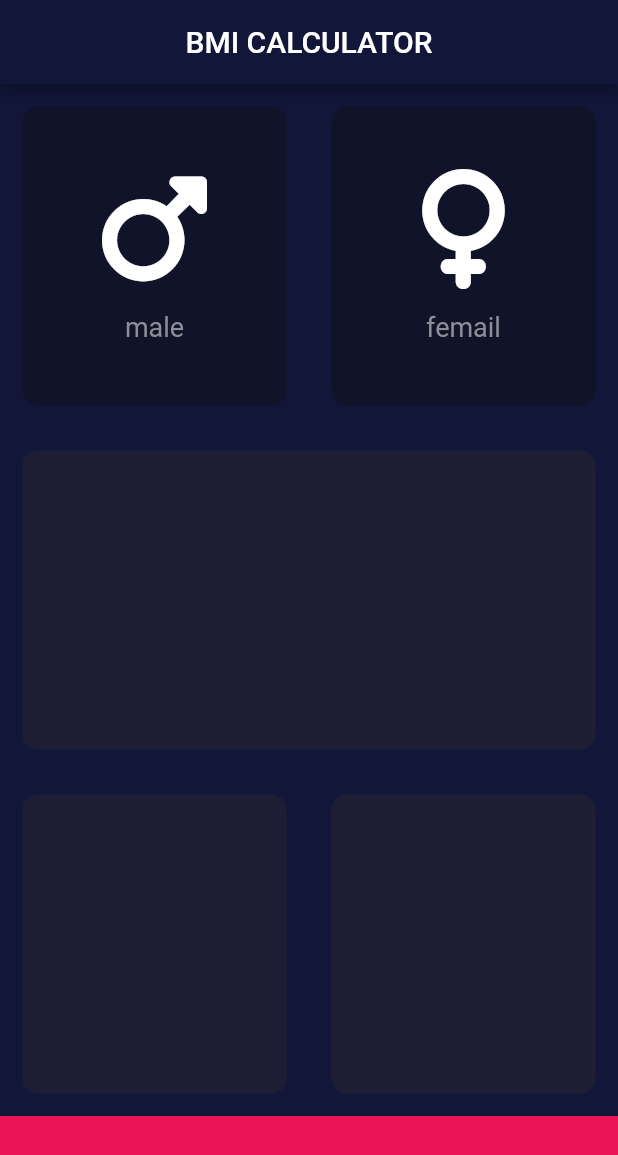
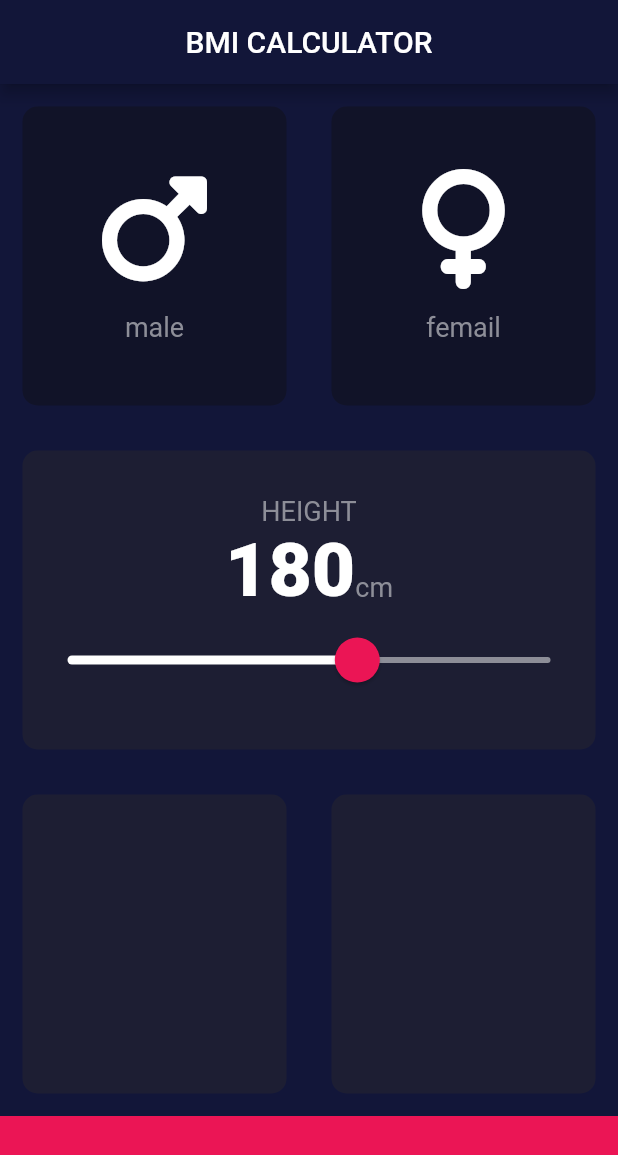
Before and after one commit to haruspic/bmi, a Flutter app: the screen it shows after launch, on a phone screen of 412 x 824 dp. Shown: the top 1155 px of the screen. Run offline on Flutter 3.47's test engine with Material 2 defaults, Android fonts, the phone set to English and light mode, and no system bars; our stand-ins replace font_awesome_flutter.

```diff
--- /dev/null
+++ b/lib/constants.dart
@@ -0,0 +1,17 @@
+import 'package:flutter/material.dart';
+
+const double kBottomContainerHeight = 80;
+const kActiveCardColor = Color(0xFF1D1E33);
+const kInactiveCardColor = Color(0xff111328);
+const kBottomContainerColor = Color(0xffeb1555);
+
+const kLableTextStyle = TextStyle(
+  fontSize: 18,
+  color: Color(0xff8d8e98),
+);
+
+const kNumberTextStyle = TextStyle(
+  color: Colors.white,
+  fontSize: 50,
+  fontWeight: FontWeight.w900,
+);
--- a/lib/icon_content.dart
+++ b/lib/icon_content.dart
@@ -1,4 +1,5 @@
 import 'package:flutter/material.dart';
+import 'constants.dart';
 
 class IconContent extends StatelessWidget {
   const IconContent({super.key, required this.lable, required this.icon});
@@ -12,13 +13,7 @@ class IconContent extends StatelessWidget {
       children: [
         Icon(icon, size: 80),
         const SizedBox(height: 15),
-        Text(
-          lable,
-          style: const TextStyle(
-            fontSize: 18,
-            color: Color(0xff8d8e98),
-          ),
-        ),
+        Text(lable, style: kLableTextStyle),
       ],
     );
   }
--- a/lib/imput_page.dart
+++ b/lib/imput_page.dart
@@ -1,12 +1,8 @@
+import 'package:bmi/constants.dart';
 import 'package:flutter/material.dart';
 import 'package:font_awesome_flutter/font_awesome_flutter.dart';
 import 'icon_content.dart';
 import 'reusable_card.dart';
-
-const double bottomContainerHeight = 80;
-const activeCardColor = Color(0xFF1D1E33);
-const inactiveCardColor = Color(0xff111328);
-const bottomContainerColor = Color(0xffeb1555);
 
 enum Gender {
   male,
@@ -22,6 +18,7 @@ class InputPage extends StatefulWidget {
 
 class InputPageState extends State<InputPage> {
   Gender? selectedGender;
+  int height = 180;
 
   @override
   Widget build(BuildContext context) {
@@ -31,62 +28,93 @@ class InputPageState extends State<InputPage> {
         title: const Text('BMI CALCULATOR'),
       ),
       body: Column(
+        crossAxisAlignment: CrossAxisAlignment.stretch,
         children: [
           Expanded(
             child: Row(
               children: [
-                Expanded(
-                  child: GestureDetector(
-                    onTap: () {
+                ReusableCard(
+                  onPress: () {
                     setState(() {
                       selectedGender = Gender.male;
                     });
                   },
-                    child: ReusableCard(
                   cardColor: selectedGender == Gender.male
-                          ? activeCardColor
-                          : inactiveCardColor,
+                      ? kActiveCardColor
+                      : kInactiveCardColor,
                   cardChild: const IconContent(
                     icon: FontAwesomeIcons.mars,
                     lable: 'male',
                   ),
                 ),
-                  ),
-                ),
-                Expanded(
-                  child: GestureDetector(
-                    onTap: () {
+                ReusableCard(
+                  onPress: () {
                     setState(() {
                       selectedGender = Gender.female;
                     });
                   },
-                    child: ReusableCard(
                   cardColor: selectedGender == Gender.female
-                          ? activeCardColor
-                          : inactiveCardColor,
+                      ? kActiveCardColor
+                      : kInactiveCardColor,
                   cardChild: const IconContent(
                     icon: FontAwesomeIcons.venus,
                     lable: 'femail',
                   ),
                 ),
-                  ),
-                ),
               ],
             ),
           ),
-          const Expanded(child: ReusableCard(cardColor: activeCardColor)),
+          ReusableCard(
+            cardColor: kActiveCardColor,
+            cardChild: Column(
+              mainAxisAlignment: MainAxisAlignment.center,
+              children: [
+                const Text('HEIGHT', style: kLableTextStyle),
+                Row(
+                  mainAxisAlignment: MainAxisAlignment.center,
+                  crossAxisAlignment: CrossAxisAlignment.baseline,
+                  textBaseline: TextBaseline.alphabetic,
+                  children: [
+                    Text(height.toString(), style: kNumberTextStyle),
+                    const Text('cm', style: kLableTextStyle)
+                  ],
+                ),
+                SliderTheme(
+                  data: SliderTheme.of(context).copyWith(
+                    activeTrackColor: Colors.white,
+                    inactiveTrackColor: const Color(0xff8d8e98),
+                    thumbColor: kBottomContainerColor,
+                    overlayColor: const Color(0x29eb1555),
+                    thumbShape:
+                        const RoundSliderThumbShape(enabledThumbRadius: 15),
+                    overlayShape:
+                        const RoundSliderOverlayShape(overlayRadius: 30),
+                  ),
+                  child: Slider(
+                      value: height.toDouble(),
+                      min: 120,
+                      max: 220,
+                      onChanged: (double newValue) {
+                        setState(() {
+                          height = newValue.toInt();
+                        });
+                      }),
+                )
+              ],
+            ),
+          ),
           Expanded(
             child: Row(
               children: const [
-                Expanded(child: ReusableCard(cardColor: activeCardColor)),
-                Expanded(child: ReusableCard(cardColor: activeCardColor)),
+                ReusableCard(cardColor: kActiveCardColor),
+                ReusableCard(cardColor: kActiveCardColor),
               ],
             ),
           ),
           Container(
-            color: bottomContainerColor,
+            color: kBottomContainerColor,
             width: double.infinity,
-            height: bottomContainerHeight,
+            height: kBottomContainerHeight,
           )
         ],
       ),
--- a/lib/reusable_card.dart
+++ b/lib/reusable_card.dart
@@ -1,18 +1,27 @@
 import 'package:flutter/material.dart';
 
 class ReusableCard extends StatelessWidget {
-  const ReusableCard({super.key, required this.cardColor, this.cardChild});
+  const ReusableCard(
+      {super.key, required this.cardColor, this.cardChild, this.onPress});
+
   final Color cardColor;
   final Widget? cardChild;
+  final Function()? onPress;
+
   @override
   Widget build(BuildContext context) {
-    return Container(
-      margin: const EdgeInsets.all(15),
-      decoration: BoxDecoration(
-        color: cardColor,
-        borderRadius: BorderRadius.circular(10),
+    return Expanded(
+      child: GestureDetector(
+        onTap: onPress,
+        child: Container(
+          margin: const EdgeInsets.all(15),
+          decoration: BoxDecoration(
+            color: cardColor,
+            borderRadius: BorderRadius.circular(10),
+          ),
+          child: cardChild,
+        ),
       ),
-      child: cardChild,
     );
   }
 }
```
Lines whose indentation alone changed are shown as unchanged.
